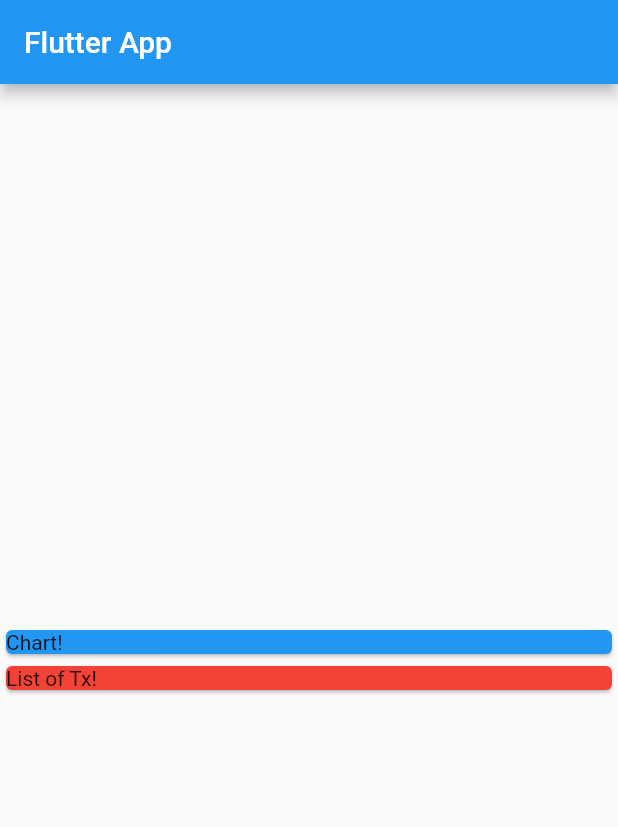
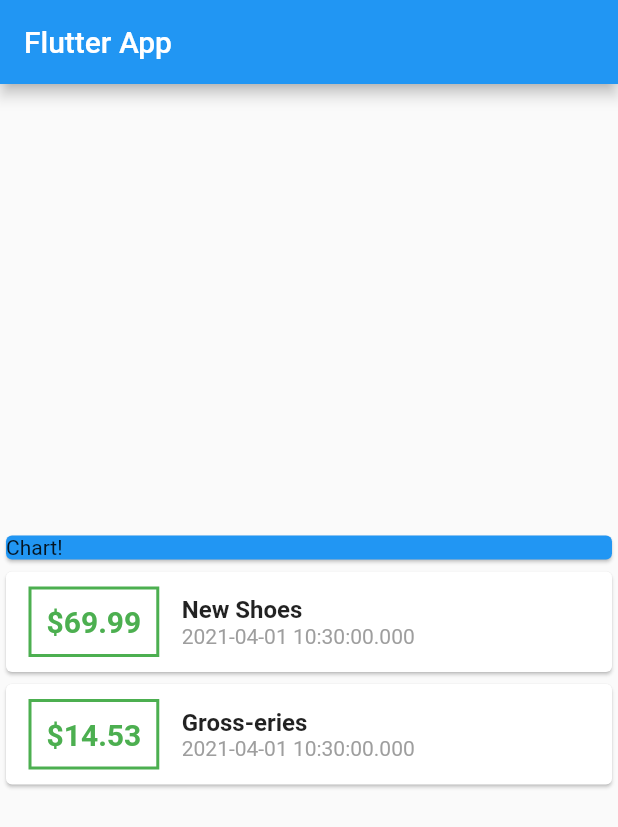
Before and after one commit to hamzzgab/Flutter-Course, a Flutter app: the screen it shows after launch, on a phone screen of 412 x 824 dp. Shown: the top 827 px of the screen. Run offline on Flutter 3.47's test engine with Material 2 defaults, Android fonts, the phone set to English and light mode, and no system bars.

```diff
--- a/expense_app/lib/main.dart
+++ b/expense_app/lib/main.dart
@@ -1,3 +1,4 @@
+import './transaction.dart';
 import 'package:flutter/material.dart';
 
 void main() => runApp(MyApp());
@@ -13,6 +14,21 @@ class MyApp extends StatelessWidget {
 }
 
 class MyHomePage extends StatelessWidget {
+  final List<Transaction> transactions = [
+    Transaction(
+      id: 't1',
+      title: 'New Shoes',
+      amount: 69.99,
+      date: DateTime.now(),
+    ),
+    Transaction(
+      id: 't2',
+      title: 'Gross-eries',
+      amount: 14.53,
+      date: DateTime.now(),
+    ),
+  ];
+
   @override
   Widget build(BuildContext context) {
     return Scaffold(
@@ -20,10 +36,7 @@ class MyHomePage extends StatelessWidget {
         title: Text('Flutter App'),
       ),
       body: Column(
-        // mainAxisAlignment: , top to bottom (start center end) (spaceBetween spaceAround spaceEvenly)
         mainAxisAlignment: MainAxisAlignment.center,
-
-        // crossAxisAlignment: ,left to right (start center end) (stretc)
         crossAxisAlignment: CrossAxisAlignment.stretch,
         children: [
           Container(
@@ -33,16 +46,57 @@ class MyHomePage extends StatelessWidget {
               child: Text('Chart!'),
             ),
           ),
-          Card(
-            color: Colors.red,
-            child: Text('List of Tx!'),
-          ),
+          Column(
+            // map takes a function that gets execcted
+            children: transactions.map((tx) {
+              return Card(
+                child: Row(
+                  children: [
+                    Container(
+                      margin:
+                          EdgeInsets.symmetric(vertical: 10, horizontal: 15),
+                      // decoration: BoxDecoration(border: Border.all()),
+                      decoration: BoxDecoration(
+                        border: Border.all(color: Colors.green, width: 2),
+                      ),
+                      padding: EdgeInsets.all(10),
+                      child: Text(
+                        // $ is used to reference variables (reserved character)
+                        // gives the instace of that object
+                        // need to wrap the variable in {} because we use .amount
+                        '\$${tx.amount}',
+                        style: TextStyle(
+                          fontWeight: FontWeight.bold,
+                          fontSize: 20,
+                          color: Colors.green,
+                        ),
+                      ),
+                    ),
+                    Column(
+                      crossAxisAlignment: CrossAxisAlignment.start,
+                      children: [
+                        Text(
+                          tx.title,
+                          style: TextStyle(
+                            fontWeight: FontWeight.bold,
+                            fontSize: 16,
+                          ),
+                        ),
+                        Text(
+                          tx.date.toString(),
+                          style: TextStyle(
+                            color: Colors.grey,
+                          ),
+                        ),
+                      ],
+                    )
+                  ],
+                ),
+              );
+            }).toList(),
+          )
         ],
       ),
     );
   }
 }
-
-// Row
-// crossAxisAlignment: , top to bottom
-// mainAxisAlignment: , left to right
--- /dev/null
+++ b/expense_app/lib/transaction.dart
@@ -0,0 +1,17 @@
+import 'package:flutter/foundation.dart';
+
+class Transaction {
+  // runtime constants
+  final String id;
+  final String title;
+  final double amount;
+  // built into dart
+  // a complex object
+  final DateTime date;
+
+  Transaction(
+      {@required this.id,
+      @required this.title,
+      @required this.amount,
+      @required this.date});
+}
```
